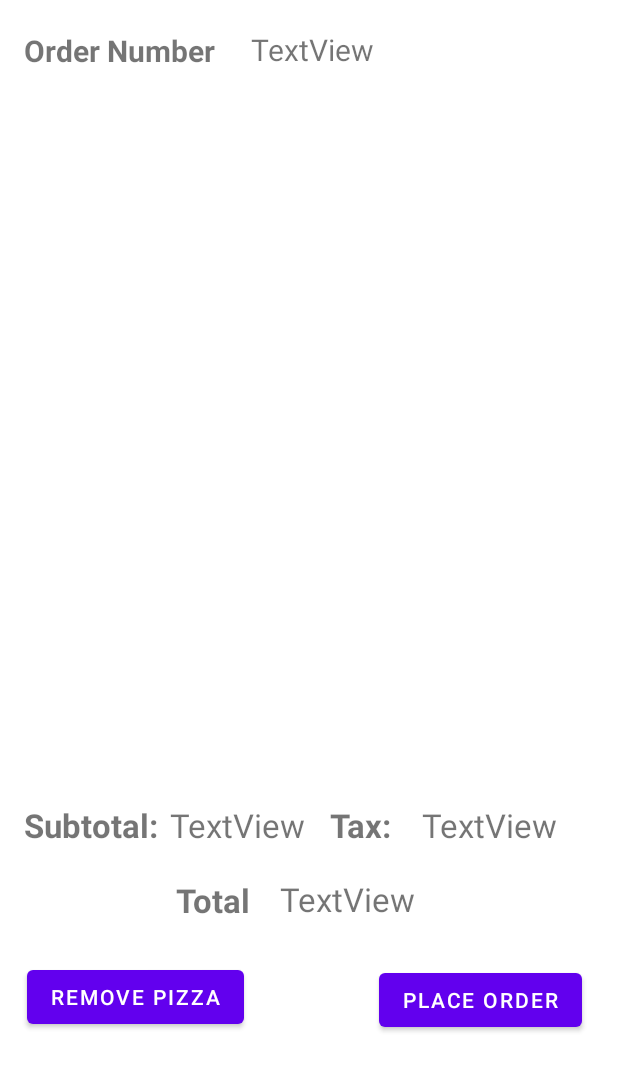
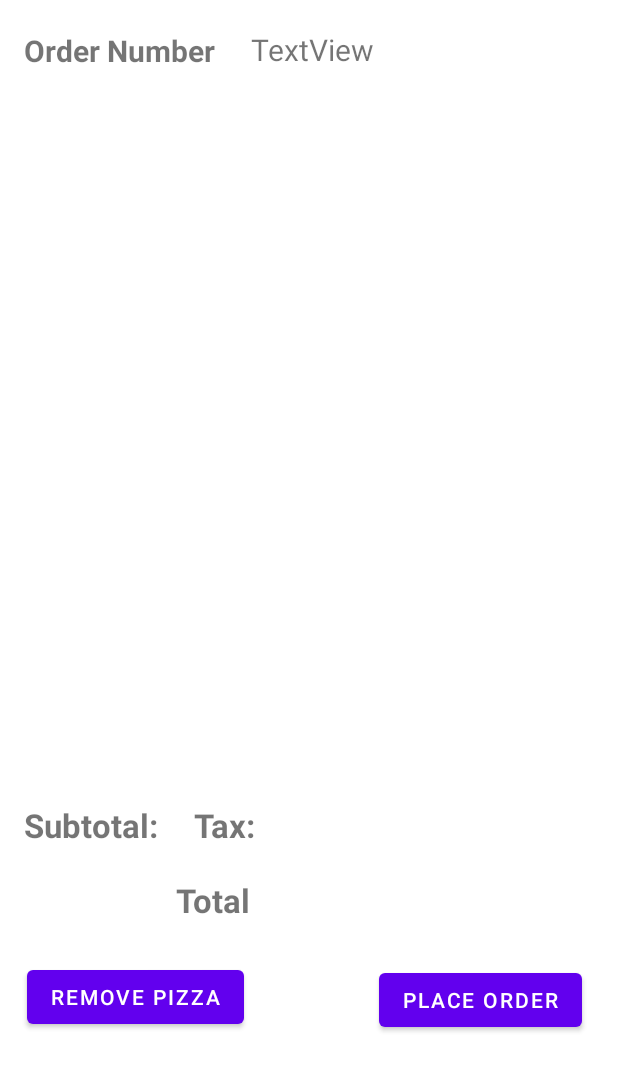
Before and after one commit to nlluen/RU_Pizzeria_Android, an Android app: the layout activity_current_order.xml on its own in the app's theme, with its tools: preview values and no code run, on a phone screen of 412 x 824 dp. Shown: the top 1071 px of the screen. Run offline under Robolectric (Android 15) with nearby library versions, the phone set to English and light mode, and no system bars.

Commit message:
hard code fix

```diff
--- a/app/src/main/res/layout/activity_current_order.xml
+++ b/app/src/main/res/layout/activity_current_order.xml
@@ -12,7 +12,7 @@
         android:layout_height="wrap_content"
         android:layout_marginStart="16dp"
         android:layout_marginTop="28dp"
-        android:text="Subtotal:"
+        android:text="@string/subtotal"
         android:textSize="22sp"
         android:textStyle="bold"
         app:layout_constraintStart_toStartOf="parent"
@@ -24,7 +24,7 @@
         android:layout_height="wrap_content"
         android:layout_marginStart="117dp"
         android:layout_marginTop="20dp"
-        android:text="Total"
+        android:text="@string/total"
         android:textSize="22sp"
         android:textStyle="bold"
         app:layout_constraintStart_toStartOf="parent"
@@ -36,7 +36,7 @@
         android:layout_height="wrap_content"
         android:layout_marginStart="16dp"
         android:layout_marginTop="28dp"
-        android:text="Tax:"
+        android:text="@string/tax"
         android:textSize="22sp"
         android:textStyle="bold"
         app:layout_constraintStart_toEndOf="@+id/subTotal"
@@ -57,7 +57,7 @@
         android:layout_height="wrap_content"
         android:layout_marginStart="16dp"
         android:layout_marginTop="20dp"
-        android:text="Order Number"
+        android:text="@string/order_number"
         android:textSize="20sp"
         android:textStyle="bold"
         app:layout_constraintStart_toStartOf="parent"
@@ -69,7 +69,7 @@
         android:layout_height="0dp"
         android:layout_marginStart="18dp"
         android:layout_marginTop="26dp"
-        android:text="Remove Pizza"
+        android:text="@string/remove_pizza"
         app:layout_constraintStart_toStartOf="parent"
         app:layout_constraintTop_toBottomOf="@+id/textView7" />
 
@@ -79,7 +79,7 @@
         android:layout_height="48dp"
         android:layout_marginTop="28dp"
         android:layout_marginEnd="24dp"
-        android:text="Place Order"
+        android:text="@string/place_order"
         app:layout_constraintEnd_toEndOf="parent"
         app:layout_constraintTop_toBottomOf="@+id/total" />
 
@@ -89,7 +89,7 @@
         android:layout_height="28dp"
         android:layout_marginStart="24dp"
         android:layout_marginTop="19dp"
-        android:text="TextView"
+        android:text="@string/textview"
         android:textSize="20sp"
         app:layout_constraintStart_toEndOf="@+id/textView3"
         app:layout_constraintTop_toTopOf="parent" />
@@ -100,7 +100,6 @@
         android:layout_height="30dp"
         android:layout_marginStart="8dp"
         android:layout_marginTop="28dp"
-        android:text="TextView"
         android:textSize="22sp"
         app:layout_constraintStart_toEndOf="@+id/textView5"
         app:layout_constraintTop_toBottomOf="@+id/order_list" />
@@ -111,7 +110,6 @@
         android:layout_height="30dp"
         android:layout_marginStart="20dp"
         android:layout_marginTop="28dp"
-        android:text="TextView"
         android:textSize="22sp"
         app:layout_constraintStart_toEndOf="@+id/textView6"
         app:layout_constraintTop_toBottomOf="@+id/order_list" />
@@ -122,7 +120,6 @@
         android:layout_height="30dp"
         android:layout_marginStart="20dp"
         android:layout_marginTop="20dp"
-        android:text="TextView"
         android:textSize="22sp"
         app:layout_constraintStart_toEndOf="@+id/textView7"
         app:layout_constraintTop_toBottomOf="@+id/textView6" />
--- a/app/src/main/res/layout/activity_ny.xml
+++ b/app/src/main/res/layout/activity_ny.xml
@@ -12,7 +12,7 @@
         android:layout_height="22dp"
         android:layout_marginStart="8dp"
         android:layout_marginTop="16dp"
-        android:text="Choose New York pizza flavor"
+        android:text="@string/choose_new_york_pizza_flavor"
         android:textSize="16sp"
         android:textStyle="bold"
         app:layout_constraintStart_toStartOf="parent"
@@ -57,7 +57,7 @@
         android:layout_height="48dp"
         android:layout_marginTop="20dp"
         android:layout_marginEnd="36dp"
-        android:text="Add to Order"
+        android:text="@string/add_to_order2"
         app:layout_constraintEnd_toEndOf="parent"
         app:layout_constraintTop_toBottomOf="@+id/selected_toppings" />
 
--- a/app/src/main/res/layout/row_view.xml
+++ b/app/src/main/res/layout/row_view.xml
@@ -38,7 +38,7 @@
                 android:id="@+id/im_item"
                 android:layout_width="130dp"
                 android:layout_height="130dp"
-                android:contentDescription="TODO"
+                android:contentDescription="@string/todo"
                 app:layout_constraintStart_toStartOf="parent"
                 app:layout_constraintTop_toTopOf="parent"
                 tools:srcCompat="@tools:sample/avatars" />
--- a/app/src/main/res/values/strings.xml
+++ b/app/src/main/res/values/strings.xml
@@ -1,5 +1,22 @@
 <resources>
     <string name="app_name">RU Pizzeria</string>
+    <string name="choose_chicago_pizza_flavor">Choose Chicago pizza flavor</string>
+    <string name="add_to_order">Add to Order</string>
+    <string name="crust">Crust -</string>
+    <string name="price">Price</string>
+    <string name="add_topping">Add Topping</string>
+    <string name="remove_topping">Remove Topping</string>
+    <string name="todo">TODO</string>
+    <string name="subtotal">Subtotal:</string>
+    <string name="tax">Tax:</string>
+    <string name="total">Total</string>
+    <string name="order_number">Order Number</string>
+    <string name="remove_pizza">Remove Pizza</string>
+    <string name="place_order">Place Order</string>
+    <string name="textview">TextView</string>
+    <string name="chicago">chicago</string>
+    <string name="choose_new_york_pizza_flavor">Choose New York pizza flavor</string>
+    <string name="add_to_order2">Add to Order</string>
     <string-array name="itemNames">
         <item>Chicago BBQ Chicken</item>
         <item>Chicago Deluxe</item>
```
Also changed, not shown: app/src/main/res/layout/activity_chicago.xml (+8 -8 lines), app/src/main/res/layout/activity_main.xml (deleted, +0 -87 lines).
